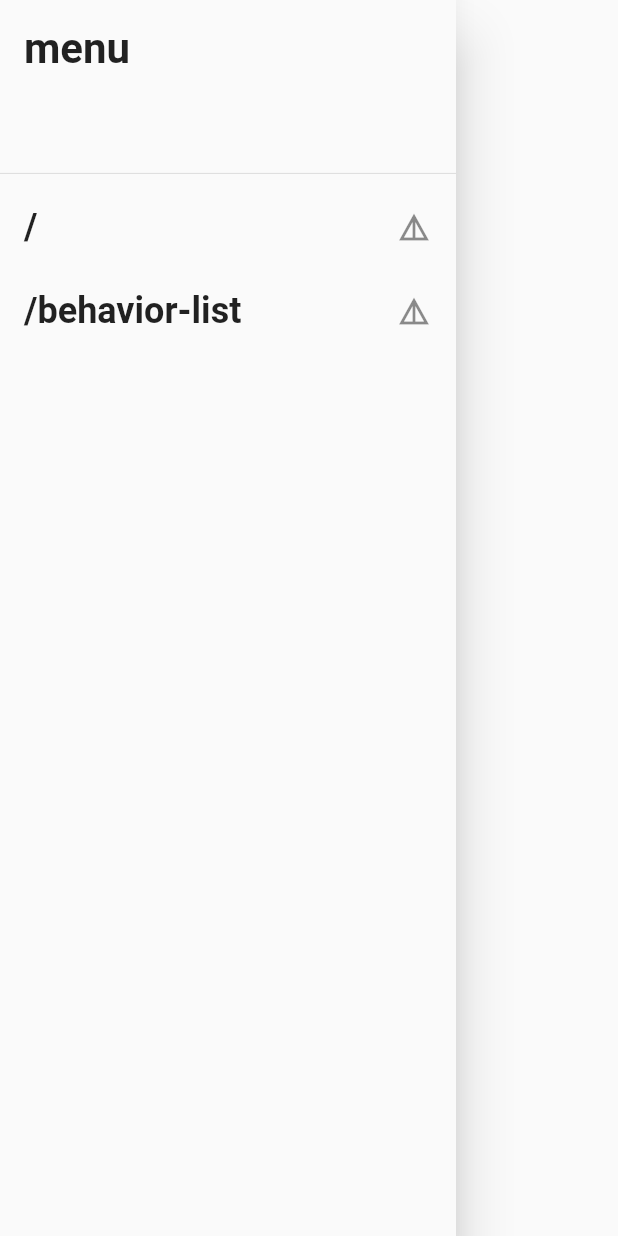
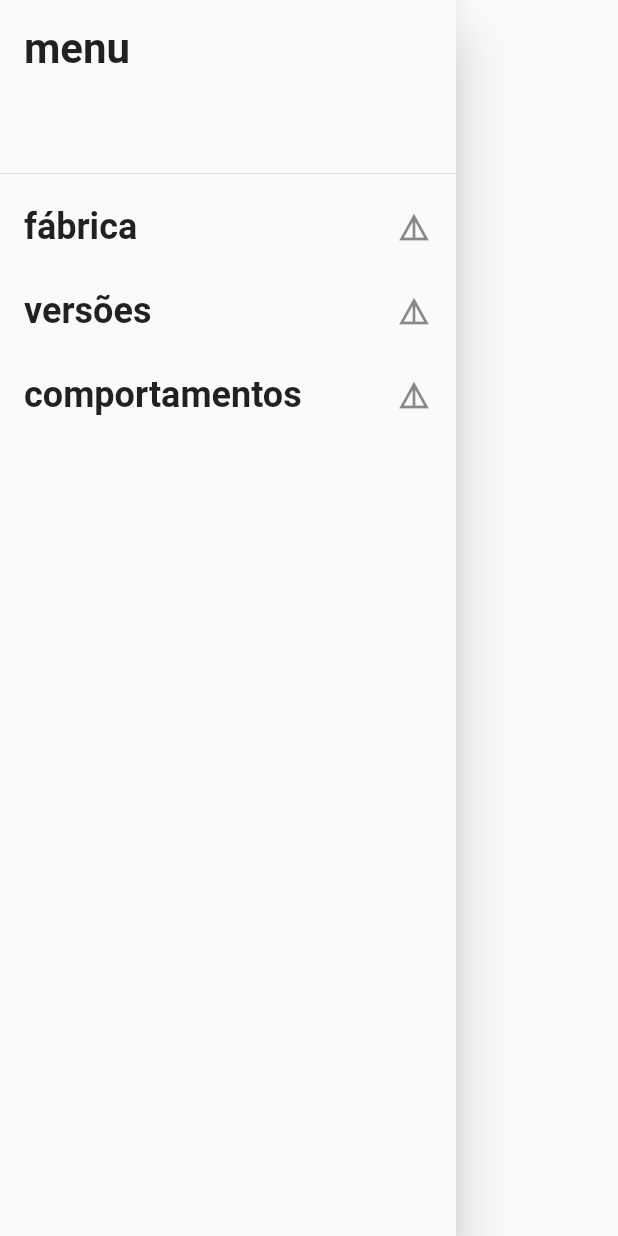
Before and after one commit to victornassif/marea-sitter, a Flutter app: the NavBar widget shown alone on an empty page, opened directly, on a phone screen of 412 x 824 dp. Run offline on Flutter 3.47's test engine with Material 2 defaults, Android fonts, the phone set to English and light mode, and no system bars; our stand-ins replace carousel_slider; network calls fail; statements that could not run were skipped.

Commit message:
Carrossel e nome no menu de maneira dinâmica

```diff
--- a/marea_sitter/lib/components/behavior.card.dart
+++ b/marea_sitter/lib/components/behaviorcard.widget.dart
@@ -22,7 +22,7 @@ class BehaviorCard extends StatelessWidget {
               color: Colors.orange,
               onPressed: () {
                 Navigator.of(context).pushNamed(
-                  AppRoutes.VERSION_FORM,
+                  AppRoutes.VERSION_FORM[0],
                   arguments: behavior,
                 );
               },
--- a/marea_sitter/lib/components/navbar.widget.dart
+++ b/marea_sitter/lib/components/navbar.widget.dart
@@ -14,17 +14,17 @@ class _NavBarState extends State<NavBar> {
 
     AppRoutes()
         .getAll()
-        .where((element) => element != rotaAtual)
+        .where((element) => element.route != rotaAtual)
         .forEach((val) {
           listTile.add(
             ListTile(
               trailing: Icon(Icons.details),
               title: Text(
-                val,
+                val.name,
                 style: TextStyle(fontWeight: FontWeight.bold, fontSize: 24),
               ),
               onTap: () {
-                Navigator.of(context).pushReplacementNamed(val);
+                Navigator.of(context).pushReplacementNamed(val.route);
               },
             ),
           );
--- a/marea_sitter/lib/main.dart
+++ b/marea_sitter/lib/main.dart
@@ -1,6 +1,7 @@
 import 'package:flutter/material.dart';
 import 'package:marea_sitter/provider/versions.provider.dart';
 import 'package:marea_sitter/routes/app.routes.dart';
+import 'package:marea_sitter/views/versions.carousel.dart';
 import 'package:provider/provider.dart';
 import 'package:marea_sitter/views/behavior.form.dart';
 import 'package:marea_sitter/views/behavior.list.dart';
@@ -31,8 +32,10 @@ class MyApp extends StatelessWidget {
           primarySwatch: Colors.blue,
           visualDensity: VisualDensity.adaptivePlatformDensity,
         ),
+        initialRoute: AppRoutes.HOME,
         routes: {
-          AppRoutes.HOME: (_) => VersionList(),
+          AppRoutes.HOME: (_) => VersionCarousel(),
+          AppRoutes.VERSION_LIST: (_) => VersionList(),
           AppRoutes.VERSION_FORM: (_) => VersionForm(),
           AppRoutes.BEHAVIOR_FORM: (_) => BehaviorForm(),
           AppRoutes.BEHAVIOR_LIST: (_) => BehaviorList(),
--- a/marea_sitter/lib/routes/app.routes.dart
+++ b/marea_sitter/lib/routes/app.routes.dart
@@ -1,13 +1,24 @@
-class AppRoutes{
-  static const HOME = '/';
+class AppRoutes {
+  static const VERSION_LIST = '/version-list';
   static const VERSION_FORM = '/version-form';
   static const BEHAVIOR_FORM = '/behavior-form';
   static const BEHAVIOR_LIST = '/behavior-list';
+  static const HOME = '/';
 
-  List<String> getAll (){
-    List<String> list = List<String>();
-    list.add(HOME);
-    list.add(BEHAVIOR_LIST);
-    return list;
+  List<KeyValueRoute> listRoutes;
+
+  List<KeyValueRoute> getAll() {
+    listRoutes = List<KeyValueRoute>();
+    listRoutes.add(KeyValueRoute(route: '/', name: 'fábrica'));
+    listRoutes.add(KeyValueRoute(route: '/version-list', name: 'versões'));
+    listRoutes.add(KeyValueRoute(route: '/behavior-list', name: 'comportamentos'));
+    return listRoutes;
   }
 }
+
+class KeyValueRoute {
+  String name;
+  String route;
+
+  KeyValueRoute({this.name, this.route});
+}
--- a/marea_sitter/lib/views/behavior.list.dart
+++ b/marea_sitter/lib/views/behavior.list.dart
@@ -1,5 +1,5 @@
 import 'package:flutter/material.dart';
-import 'package:marea_sitter/components/behavior.card.dart';
+import 'package:marea_sitter/components/behaviorcard.widget.dart';
 import 'package:marea_sitter/components/navbar.widget.dart';
 import 'package:marea_sitter/models/behavior.model.dart';
 import 'package:marea_sitter/repository/behavior.repository.dart';
--- a/marea_sitter/lib/views/version.list.dart
+++ b/marea_sitter/lib/views/version.list.dart
@@ -1,7 +1,7 @@
 import 'dart:async';
 import 'package:flutter/material.dart';
 import 'package:marea_sitter/components/navbar.widget.dart';
-import 'package:marea_sitter/components/versions.card.dart';
+import 'package:marea_sitter/components/versionstile.widget.dart';
 import 'package:marea_sitter/models/version.model.dart';
 import 'package:marea_sitter/repository/version.repository.dart';
 
@@ -73,7 +73,7 @@ buildListView(List<Version> versions) {
     child: ListView.builder(
       itemCount: versions == null ? 0 : versions.length,
       itemBuilder: (BuildContext ctx, int index) {
-        return VersionCard(versions[index]);
+        return VersionTile(versions[index]);
       },
     ),
   );
--- a/marea_sitter/pubspec.yaml
+++ b/marea_sitter/pubspec.yaml
@@ -34,7 +34,7 @@ dev_dependencies:
     sdk: flutter
   http:
   provider:
-
+  carousel_slider: ^2.3.1
 # For information on the generic Dart part of this file, see the
 # following page: https://dart.dev/tools/pub/pubspec
 
```
Also changed, not shown: marea_sitter/lib/components/versionstile.widget.dart (renamed from marea_sitter/lib/components/versions.card.dart, +4 -4 lines), marea_sitter/lib/views/version.form.dart (+3 -6 lines), marea_sitter/lib/views/versions.carousel.dart (added, +64 -0 lines), marea_sitter/pubspec.lock.
